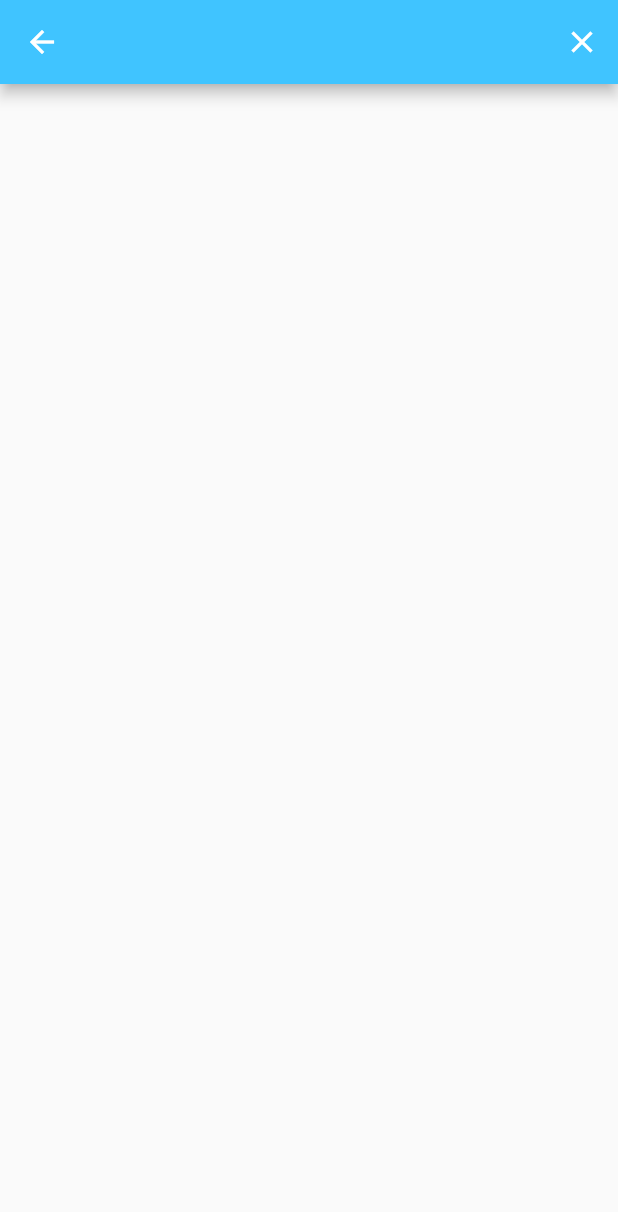
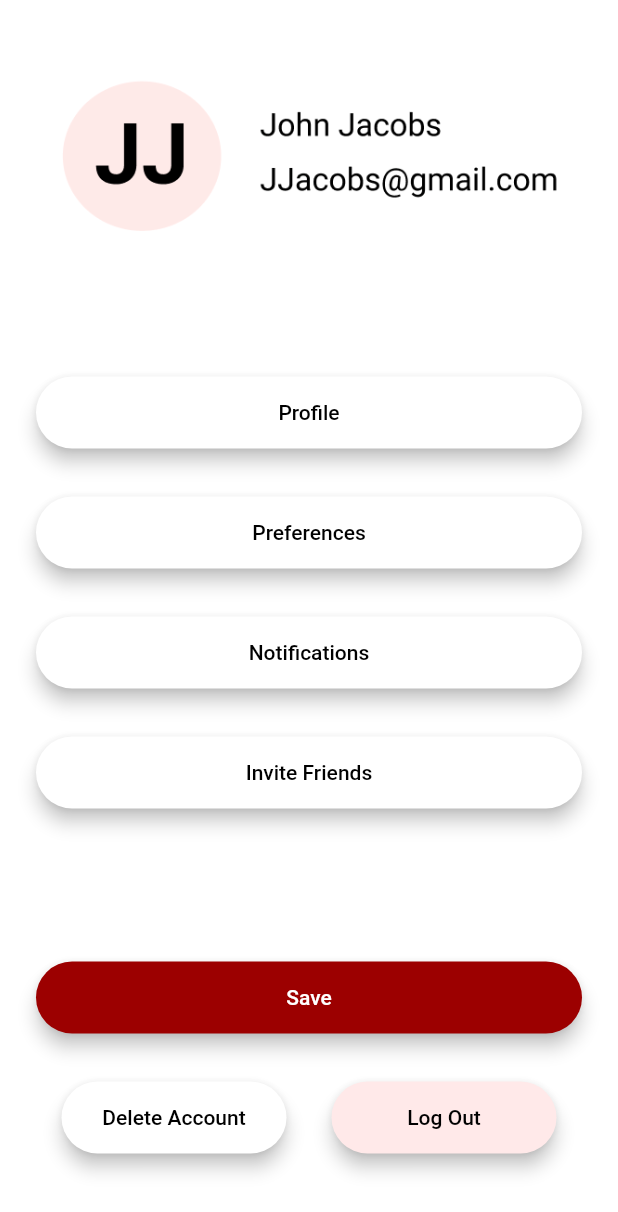
Before and after one commit to hhawkins/Date-Roulette, a Flutter app: the ProfileView screen opened directly, on a phone screen of 412 x 824 dp. Shown: the top 1212 px of the screen. Run offline on Flutter 3.47's test engine with Material 2 defaults, Android fonts, the phone set to English and light mode, and no system bars; our stand-ins replace animated_text_kit, modal_progress_hud.

Commit message:
Major changes ready for preview on Monday

```diff
--- a/lib/components/rounded_button.dart
+++ b/lib/components/rounded_button.dart
@@ -18,7 +18,7 @@
         borderRadius: BorderRadius.circular(30.0),
         child: MaterialButton(
           onPressed: onPressed,
-          minWidth: 200.0,
+          minWidth: 150.0,
           height: 42.0,
           child: Text(
               title,
--- a/lib/constants.dart
+++ b/lib/constants.dart
@@ -14,11 +14,11 @@
     borderRadius: BorderRadius.all(Radius.circular(32.0)),
   ),
   enabledBorder: OutlineInputBorder(
-    borderSide: BorderSide(color: Colors.blueAccent, width: 1.0),
+    borderSide: BorderSide(color: kButtonPrimaryColor, width: 1.0),
     borderRadius: BorderRadius.all(Radius.circular(32.0)),
   ),
   focusedBorder: OutlineInputBorder(
-    borderSide: BorderSide(color: Colors.blueAccent, width: 2.0),
+    borderSide: BorderSide(color: kButtonPrimaryColor, width: 2.0),
     borderRadius: BorderRadius.all(Radius.circular(32.0)),
   ),
 );
--- a/lib/screens/main_tab_views/profile_view.dart
+++ b/lib/screens/main_tab_views/profile_view.dart
@@ -1,3 +1,6 @@
+import 'package:Date_Roulette/components/rounded_button.dart';
+import 'package:Date_Roulette/constants.dart';
+import 'package:flutter/gestures.dart';
 import 'package:flutter/material.dart';
 
 import '../welcome_screen.dart';
@@ -13,17 +16,112 @@
   @override
   Widget build(BuildContext context) {
     return Scaffold(
-        appBar: AppBar(
-          leading: null,
-          actions: <Widget>[
-            IconButton(
-                icon: Icon(Icons.close),
-                onPressed: () {
-                  Navigator.pushNamed(context, WelcomeScreen.id);
-                }),
-          ],
-          backgroundColor: Colors.lightBlueAccent,
-        ),
-        body: Scaffold());
+        body: Padding(
+          padding: EdgeInsets.symmetric(horizontal: 24.0),
+          child: Column(
+            mainAxisAlignment: MainAxisAlignment.center,
+            crossAxisAlignment: CrossAxisAlignment.stretch,
+            children: <Widget>[
+              Column(
+                mainAxisAlignment: MainAxisAlignment.center,
+                crossAxisAlignment: CrossAxisAlignment.stretch,
+                children: <Widget>[
+                Row(
+                  mainAxisAlignment: MainAxisAlignment.center,
+                  children: <Widget>[
+                    Hero(
+                      tag: 'JJ',
+                      child: Container(
+                        child: Image.asset('images/JJ.png'),
+                        width: 370.0,
+                      ),
+                    ),
+                    // Container(
+                    // margin: EdgeInsets.all(2.0),
+                    // decoration: BoxDecoration(
+                    //   color: kColorBlack,
+                    //   shape: BoxShape.circle
+                    // ),),
+                    // Text(
+                    //   'John Jacobs'
+                    // ),
+                  ],
+                ),
+                SizedBox(
+                  height: 60.0,
+                ),
+                RoundedButton(
+                  title: 'Profile',
+                    color: kColorWhite,
+                    textColor: kColorBlack,
+                    onPressed: () {
+                      Navigator.pop(context);
+                    },
+                ),
+                RoundedButton(
+                  title: 'Preferences',
+                    color: kColorWhite,
+                    textColor: kColorBlack,
+                    onPressed: () {
+                      Navigator.pop(context);
+                    },
+                ),
+                RoundedButton(
+                  title: 'Notifications',
+                    color: kColorWhite,
+                    textColor: kColorBlack,
+                    onPressed: () {
+                      Navigator.pop(context);
+                    },
+                ),
+                RoundedButton(
+                  title: 'Invite Friends',
+                    color: kColorWhite,
+                    textColor: kColorBlack,
+                    onPressed: () {
+                      Navigator.pop(context);
+                    },
+                ),
+                SizedBox(
+                  height: 70.0,
+                ),
+                RoundedButton(
+                  title: 'Save',
+                    color: kButtonPrimaryColor,
+                    textColor: kColorWhite,
+                    onPressed: () {
+                      Navigator.pop(context);
+                    },
+                ),
+                Row(
+                  mainAxisAlignment: MainAxisAlignment.center,
+
+                  children: <Widget>[
+                    RoundedButton(
+                  title: 'Delete Account',
+                    color: kColorWhite,
+                    textColor: kColorBlack,
+                    onPressed: () {
+                      Navigator.pop(context);
+                    },
+                ),
+                SizedBox(
+                  width: 30.0,
+                ),
+                RoundedButton(
+                  title: 'Log Out',
+                    color: kButtonSecondaryColor,
+                    textColor: kColorBlack,
+                    onPressed: () {
+                      Navigator.of(context, rootNavigator: true).pop();
+                    },
+                ),
+                  ]
+                ),
+              ],)
+            ]
+          ),
+        )
+    );
   }
 }
--- a/lib/screens/welcome_screen.dart
+++ b/lib/screens/welcome_screen.dart
@@ -65,7 +65,7 @@
                 TypewriterAnimatedTextKit(
                   text: ['Date Roulette'],
                   textStyle: TextStyle(
-                    fontSize: 45.0,
+                    fontSize: 40.0,
                     fontWeight: FontWeight.w900,
                     color: kColorBlack,
                   ),
```
Also changed, not shown: lib/main.dart (+14 -5 lines), lib/screens/login_screen.dart (+9 -0 lines), lib/screens/signup_screen.dart (+10 -1 lines), images/JJ.png (added), 11 other files.
